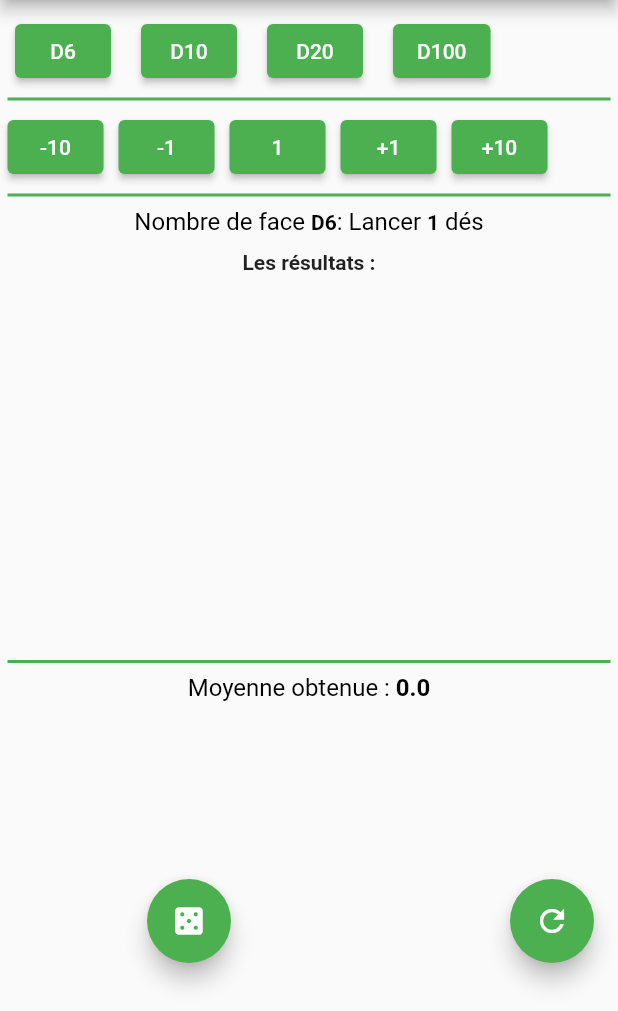
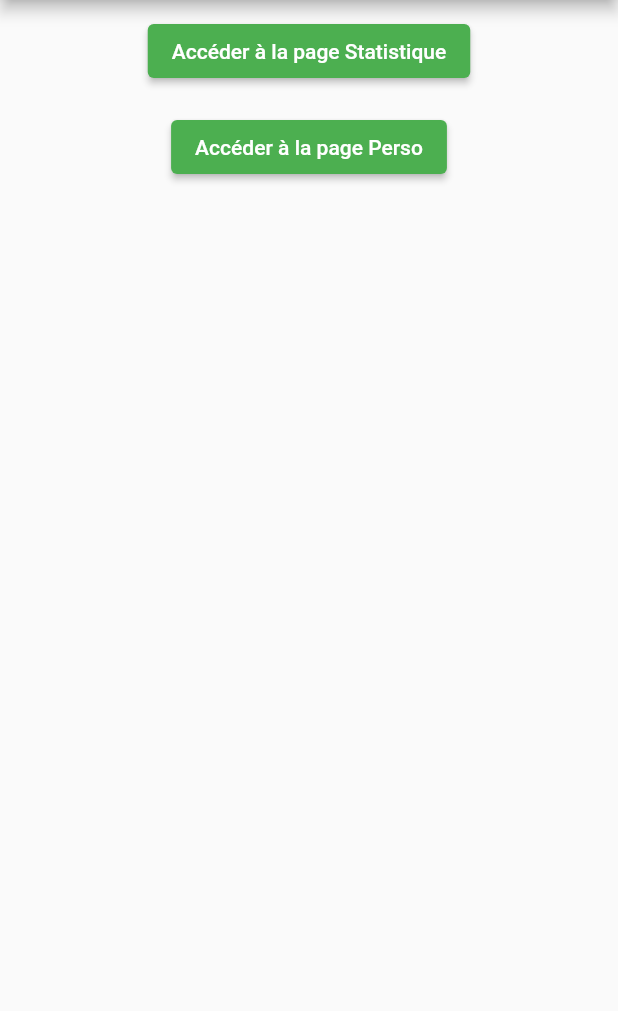
Before and after one commit to VictorienH/Para-Dice, a Flutter app: the screen it shows after launch, on a phone screen of 412 x 824 dp, the part 225-1236 px from its top. Run offline on Flutter 3.47's test engine with Material 2 defaults, Android fonts, the phone set to English and light mode, and no system bars; missing offline and left inert: dart:ffi.

```diff
--- /dev/null
+++ b/lib/Pages/accueil.dart
@@ -0,0 +1,84 @@
+import 'package:flutter/material.dart';
+
+import 'home_page.dart';
+
+class AccueilPage extends StatelessWidget {
+  const AccueilPage({super.key});
+
+  @override
+  Widget build(BuildContext context) {
+    return Scaffold(
+      appBar: PreferredSize(
+          preferredSize: const Size.fromHeight(150),
+          child: AppBar(
+              flexibleSpace: Image.asset('assets/images/paradice_logo.png'))),
+      drawer: Drawer(
+        child: ListView(
+          padding: EdgeInsets.zero,
+          children: [
+            const DrawerHeader(
+              decoration: BoxDecoration(
+                color: Colors.white,
+              ),
+              child: Center(
+                child: Text(
+                  'Menu',
+                  style: TextStyle(
+                    fontSize: 30,
+                    color: Colors.green,
+                  ),
+                ),
+              ),
+            ),
+            Container(
+              decoration: BoxDecoration(
+                color: Colors.white,
+              ),
+              child: Column(
+                mainAxisAlignment: MainAxisAlignment.center,
+                children: [
+                  ElevatedButton(
+                    onPressed: () {
+                      Navigator.pushNamed(context, '/Statistique');
+                    },
+                    child: Text('Accéder à la page Statistique'),
+                  ),
+                  SizedBox(height: 16),
+                  ElevatedButton(
+                    onPressed: () {
+                      Navigator.pushNamed(context, '/Perso');
+                    },
+                    child: Text('Accéder à la page Perso'),
+                  ),
+                ],
+              ),
+            ),
+          ],
+        ),
+      ),
+      body: Center(
+        child: Column(
+          mainAxisAlignment: MainAxisAlignment.start,
+          children: [
+            SizedBox(
+              height: 10,
+            ),
+            ElevatedButton(
+              onPressed: () {
+                Navigator.pushNamed(context, '/Statistique');
+              },
+              child: Text('Accéder à la page Statistique'),
+            ),
+            SizedBox(height: 16),
+            ElevatedButton(
+              onPressed: () {
+                Navigator.pushNamed(context, '/Perso');
+              },
+              child: Text('Accéder à la page Perso'),
+            ),
+          ],
+        ),
+      ),
+    );
+  }
+}
--- a/lib/home_page.dart
+++ b/lib/Pages/home_page.dart
@@ -3,11 +3,10 @@ import 'dart:math';
 import 'package:flutter/material.dart';
 import 'package:paradice/monJeuDeDes.dart';
 
+import 'perso.dart';
+
 class HomePage extends StatefulWidget {
-  final String title;
-
-  const HomePage({super.key, required this.title});
-
+  const HomePage({super.key});
   @override
   State<HomePage> createState() => _HomePageState();
 }
@@ -102,6 +101,7 @@ class _HomePageState extends State<HomePage> {
   lancer() {
     setState(() {
       compteurValeurs.clear();
+      jeuDeDes.clearResultat();
 
       jeuDeDes.lancerDes(nombreLance, nombreFace);
       jeuDeDes.genereValeur();
@@ -116,34 +116,9 @@ class _HomePageState extends State<HomePage> {
 
     return Scaffold(
       appBar: PreferredSize(
-          preferredSize: Size.fromHeight(150),
+          preferredSize: const Size.fromHeight(150),
           child: AppBar(
               flexibleSpace: Image.asset('assets/images/paradice_logo.png'))),
-      drawer: Drawer(
-        child: ListView(
-          padding: EdgeInsets.zero,
-          children: [
-            const DrawerHeader(
-              decoration: BoxDecoration(
-                color: Colors.green,
-              ),
-              child: Text('Menu'),
-            ),
-            ListTile(
-              title: const Text('Accès aux statistiques'),
-              onTap: () {
-                Navigator.pop(context);
-              },
-            ),
-            ListTile(
-              title: const Text('Accès aux dés personnalisés'),
-              onTap: () {
-                Navigator.pop(context);
-              },
-            ),
-          ],
-        ),
-      ),
       body: Column(
         children: [
           const SizedBox(
@@ -328,6 +303,7 @@ class _HomePageState extends State<HomePage> {
           Container(
             margin: const EdgeInsets.only(left: 16, bottom: 16),
             child: FloatingActionButton(
+              heroTag: 'Lancer',
               onPressed: lancer,
               tooltip: 'Lancer',
               child: const Icon(Icons.casino),
@@ -337,6 +313,7 @@ class _HomePageState extends State<HomePage> {
           Container(
             margin: const EdgeInsets.only(left: 16, bottom: 16),
             child: FloatingActionButton(
+              heroTag: 'Clear',
               onPressed: clearResultats,
               tooltip: 'Clear',
               child: const Icon(Icons.refresh),
--- a/lib/main.dart
+++ b/lib/main.dart
@@ -2,7 +2,10 @@ import 'dart:ffi';
 
 import 'package:flutter/material.dart';
 
-import 'home_page.dart';
+import 'Pages/home_page.dart';
+import 'Pages/perso.dart';
+import 'Pages/personnaliser.dart';
+import 'Pages/accueil.dart';
 
 void main() {
   runApp(const MyApp());
@@ -18,7 +21,13 @@ class MyApp extends StatelessWidget {
       theme: ThemeData(
         primarySwatch: Colors.green,
       ),
-      home: const HomePage(title: 'Flutter Para\'Dice'),
+      home: AccueilPage(),
+      routes: <String, WidgetBuilder>{
+        '/Accueil': (BuildContext context) => AccueilPage(),
+        '/Statistique': (BuildContext context) => HomePage(),
+        '/Perso': (BuildContext context) => CustomDicePage(),
+        '/Personnaliser': (BuildContext context) => PersonnaliserPage(),
+      },
       debugShowCheckedModeBanner: false,
     );
   }
```
Also changed, not shown: lib/Pages/perso.dart (added, +80 -0 lines), lib/Pages/personnaliser.dart (added, +15 -0 lines).
